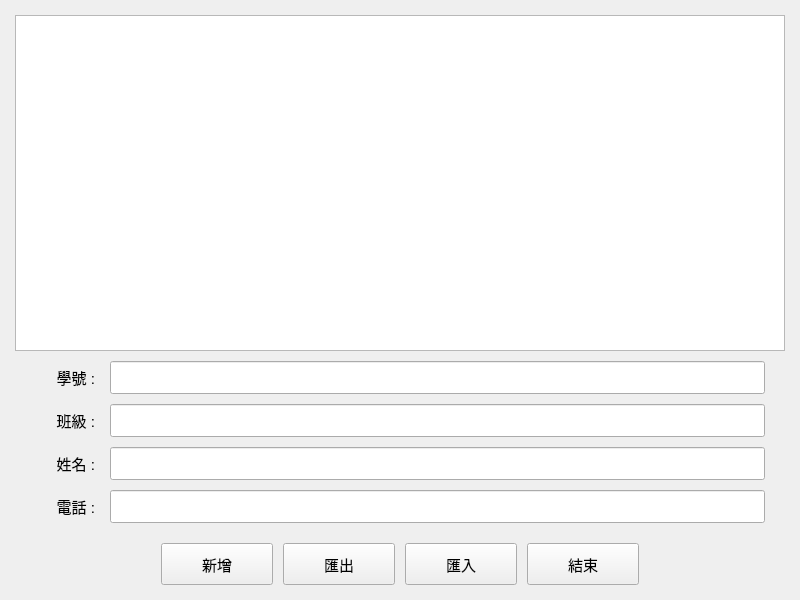
The window that mywidget.ui (vesss1/QtContactBook) describes before a commit, drawn with Qt 5.
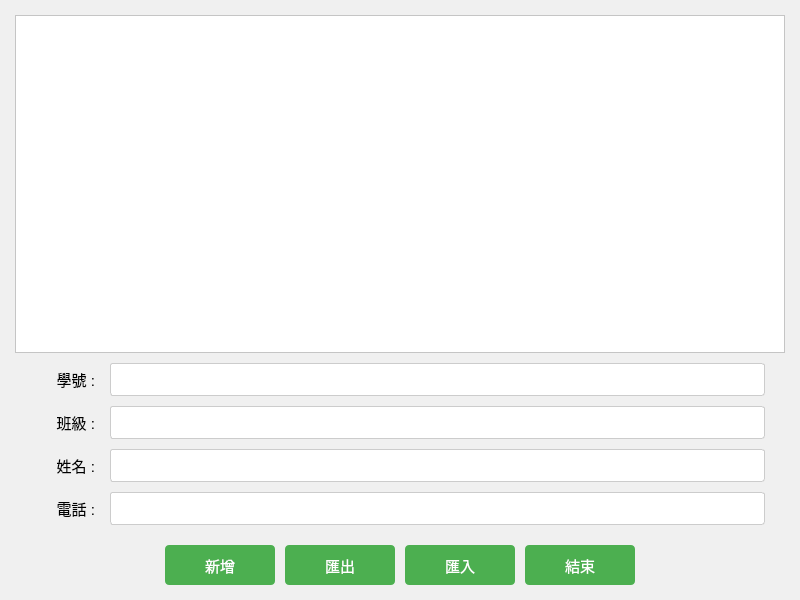
The same window after the commit.

Commit message: Add colors to buttons and background in UI

The edit to the form file:
```diff
--- a/mywidget.ui
+++ b/mywidget.ui
@@ -16,21 +16,43 @@
   <property name="styleSheet">
    <string notr="true">QWidget {
     font-size: 11pt;
+    background-color: #f0f0f0;
 }
 
 QPushButton {
     min-width: 80px;
     min-height: 30px;
     padding: 5px 15px;
+    background-color: #4CAF50;
+    color: white;
+    border: none;
+    border-radius: 4px;
+}
+
+QPushButton:hover {
+    background-color: #45a049;
+}
+
+QPushButton:pressed {
+    background-color: #3d8b40;
 }
 
 QLineEdit {
     min-height: 25px;
     padding: 3px;
+    background-color: white;
+    border: 1px solid #cccccc;
+    border-radius: 3px;
 }
 
 QLabel {
     min-width: 60px;
+}
+
+QTableWidget {
+    background-color: white;
+    alternate-background-color: #f9f9f9;
+    gridline-color: #d0d0d0;
 }</string>
   </property>
   <layout class="QVBoxLayout" name="verticalLayout">
```
